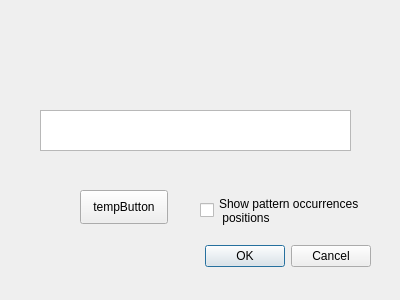
Before: the Qt Designer form dialog.ui in TiReks33/search_pattern, drawn with Qt 5.
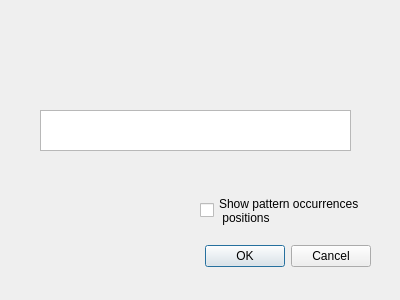
After: the same form once the commit is applied.

What changed in the file:
```diff
--- a/dialog.ui
+++ b/dialog.ui
@@ -39,19 +39,6 @@
     </rect>
    </property>
   </widget>
-  <widget class="QPushButton" name="tempButton">
-   <property name="geometry">
-    <rect>
-     <x>80</x>
-     <y>190</y>
-     <width>88</width>
-     <height>34</height>
-    </rect>
-   </property>
-   <property name="text">
-    <string>tempButton</string>
-   </property>
-  </widget>
   <widget class="QCheckBox" name="highlight_result">
    <property name="geometry">
     <rect>
```
